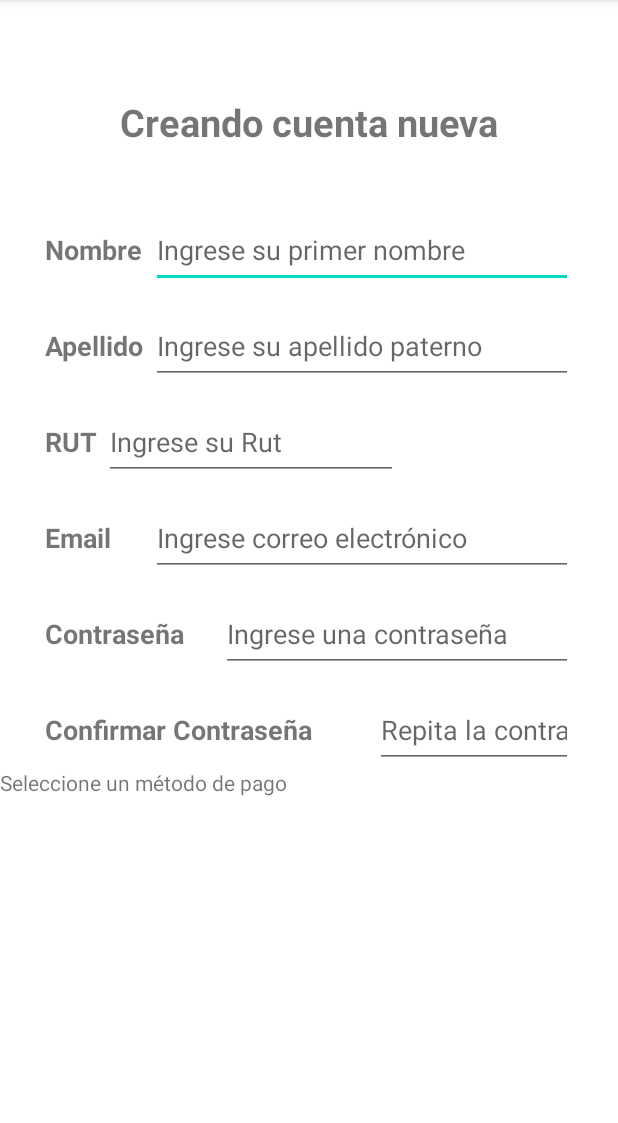
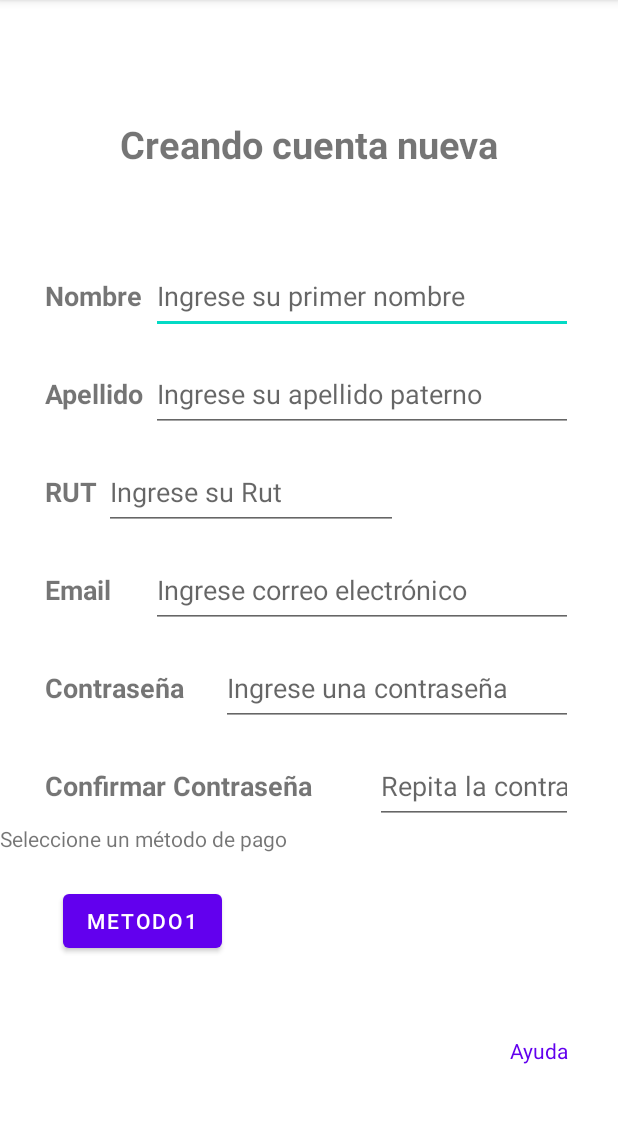
Before and after one commit to ftoledoroa/ProyectoTituloFuentesToledo, an Android app: the RegistrarCuenta screen opened directly, with no data from a screen before it, on a phone screen of 412 x 824 dp, the part 84-1207 px from its top. Run offline under Robolectric (Android 15) with nearby library versions, the phone set to English and light mode, and no system bars.

Commit message:
Actualizacion 17 oct

```diff
--- a/app/src/main/res/layout/activity_main.xml
+++ b/app/src/main/res/layout/activity_main.xml
@@ -8,8 +8,8 @@ android:orientation="vertical">
 
     <ImageView
         android:id="@+id/ivLogo"
-        android:layout_width="174dp"
-        android:layout_height="200dp"
+        android:layout_width="176dp"
+        android:layout_height="201dp"
         android:layout_marginLeft="120dp"
         android:layout_marginTop="50dp"
         app:srcCompat="@drawable/estacionamientologo" />
--- a/app/src/main/res/layout/activity_registrar_cuenta.xml
+++ b/app/src/main/res/layout/activity_registrar_cuenta.xml
@@ -218,19 +218,58 @@
     <LinearLayout
         android:layout_width="match_parent"
         android:layout_height="match_parent"
-        android:layout_weight="11">
+        android:layout_weight="10">
 
-        <TextView
+        <RelativeLayout
             android:layout_width="match_parent"
-            android:layout_height="match_parent"
-            android:text="Seleccione un método de pago">
-        </TextView>
+            android:layout_height="match_parent">
+
+            <TextView
+                android:id="@+id/etMetodo"
+                android:layout_width="wrap_content"
+                android:layout_height="wrap_content"
+                android:text="Seleccione un método de pago"></TextView>
+
+            <Button
+                android:id="@+id/button1"
+                android:layout_width="wrap_content"
+                android:layout_height="wrap_content"
+                android:layout_alignBottom="@+id/etMetodo"
+                android:layout_alignParentStart="true"
+                android:layout_marginStart="42dp"
+                android:layout_marginBottom="-69dp"
+                android:text="Metodo1"
+                />
+
+        </RelativeLayout>
+
+
+
+
     </LinearLayout>
 
     <LinearLayout
         android:layout_width="match_parent"
         android:layout_height="match_parent"
-        android:layout_weight="9">
+        android:layout_weight="11">
+        <RelativeLayout
+            android:layout_width="wrap_content"
+            android:layout_height="wrap_content">
+            <TextView
+                android:id="@+id/etAyuda"
+                android:layout_width="wrap_content"
+                android:layout_height="wrap_content"
+                android:text="Ayuda"
+                android:textColor="@color/purple_500"
+                android:layout_marginHorizontal="340dp">
+
+            </TextView>
+
+        </RelativeLayout>
+
+
+
+
     </LinearLayout>
 
 
```
